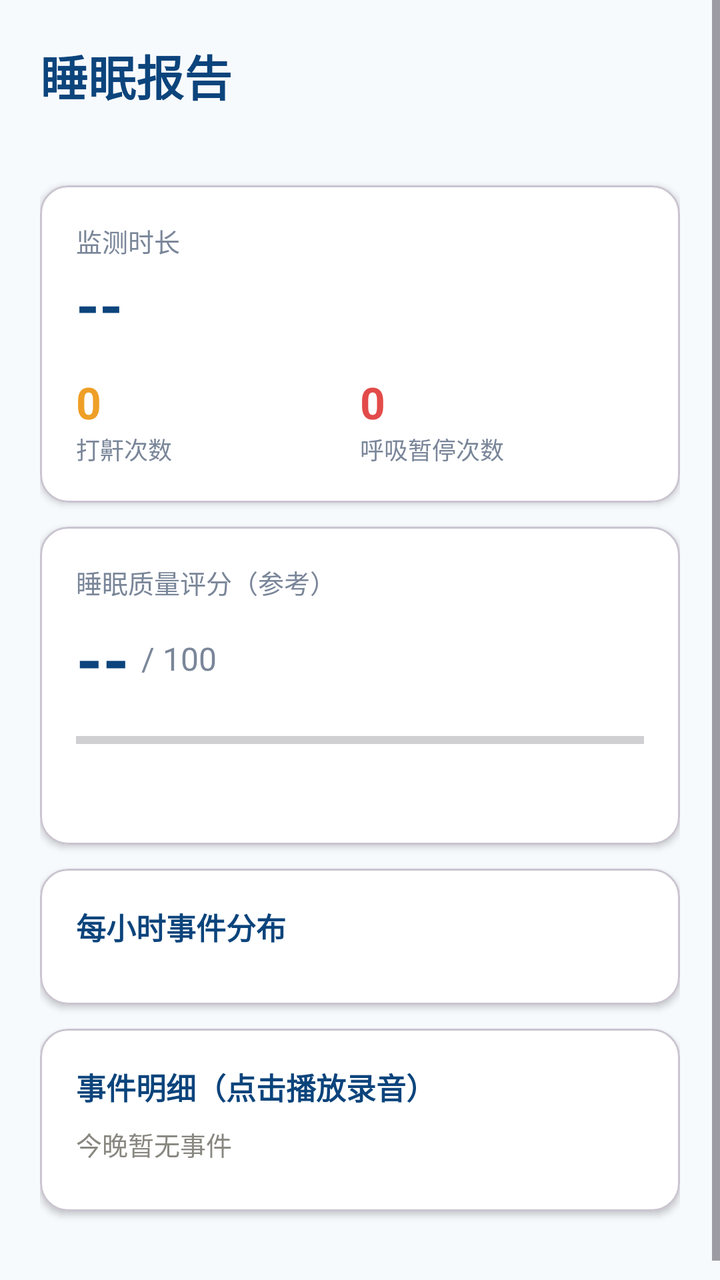
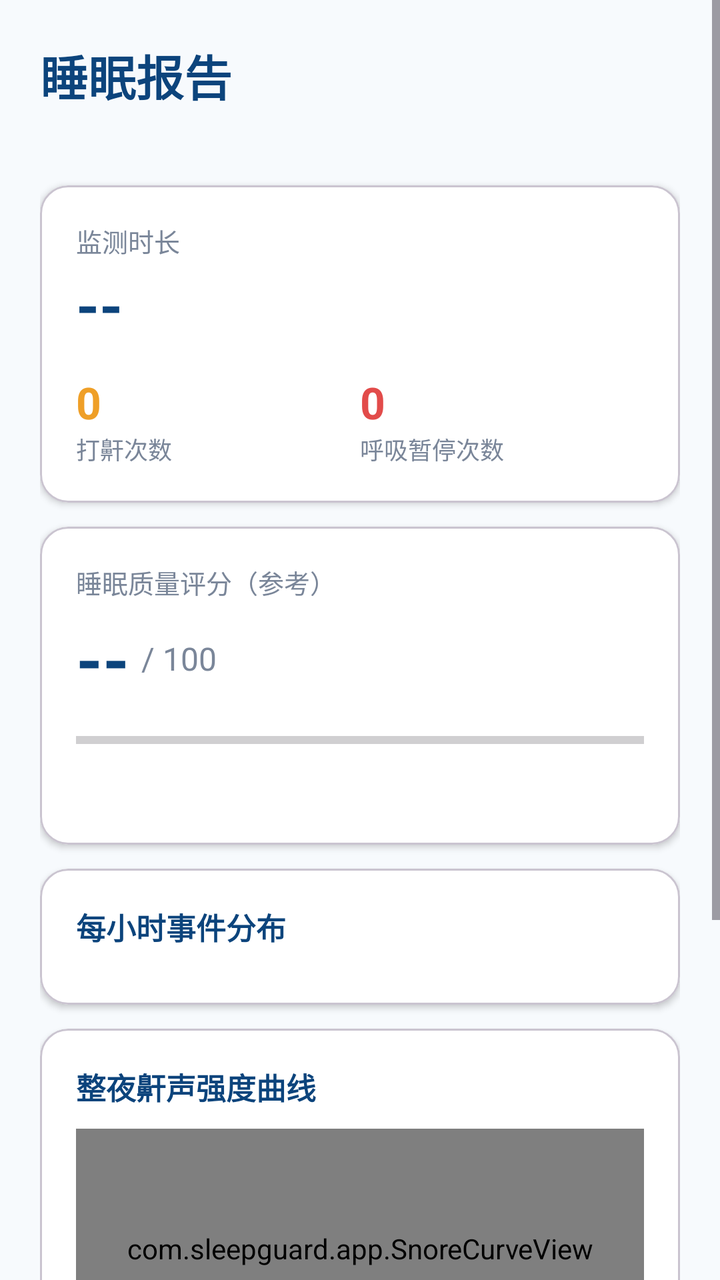

The first picture is an Android layout as it rendered before a commit; the second is the same layout after the commit. The layout source and the unified diff follow.
<!-- AndroidManifest.xml: application theme Theme.SleepGuard -->
<!-- res/layout/activity_report.xml -->
<?xml version="1.0" encoding="utf-8"?>
<ScrollView xmlns:android="http://schemas.android.com/apk/res/android"
    xmlns:app="http://schemas.android.com/apk/res-auto"
    android:layout_width="match_parent"
    android:layout_height="match_parent"
    android:background="#F7FAFD">

    <LinearLayout
        android:layout_width="match_parent"
        android:layout_height="wrap_content"
        android:orientation="vertical"
        android:padding="20dp">

        <TextView
            android:layout_width="wrap_content"
            android:layout_height="wrap_content"
            android:text="@string/report_title"
            android:textColor="#0C447C"
            android:textSize="24sp"
            android:textStyle="bold" />

        <TextView
            android:id="@+id/reportSubtitle"
            android:layout_width="wrap_content"
            android:layout_height="wrap_content"
            android:layout_marginTop="4dp"
            android:textColor="#7A8699"
            android:textSize="13sp" />

        <TextView
            android:id="@+id/reportNoData"
            android:layout_width="wrap_content"
            android:layout_height="wrap_content"
            android:layout_marginTop="40dp"
            android:text="@string/report_no_data"
            android:textColor="#888780"
            android:textSize="15sp"
            android:visibility="gone" />

        
        <com.google.android.material.card.MaterialCardView
            android:id="@+id/cardSummary"
            android:layout_width="match_parent"
            android:layout_height="wrap_content"
            android:layout_marginTop="16dp"
            app:cardBackgroundColor="#FFFFFF"
            app:cardCornerRadius="14dp"
            app:cardElevation="2dp"
            app:contentPadding="18dp">

            <LinearLayout
                android:layout_width="match_parent"
                android:layout_height="wrap_content"
                android:orientation="vertical">

                <TextView
                    android:layout_width="wrap_content"
                    android:layout_height="wrap_content"
                    android:text="@string/report_duration"
                    android:textColor="#7A8699"
                    android:textSize="13sp" />

                <TextView
                    android:id="@+id/durationText"
                    android:layout_width="wrap_content"
                    android:layout_height="wrap_content"
                    android:layout_marginTop="2dp"
                    android:text="--"
                    android:textColor="#0C447C"
                    android:textSize="30sp"
                    android:textStyle="bold" />

                <LinearLayout
                    android:layout_width="match_parent"
                    android:layout_height="wrap_content"
                    android:layout_marginTop="14dp"
                    android:orientation="horizontal">

                    <LinearLayout
                        android:layout_width="0dp"
                        android:layout_height="wrap_content"
                        android:layout_weight="1"
                        android:orientation="vertical">

                        <TextView
                            android:id="@+id/snoreCount"
                            android:layout_width="wrap_content"
                            android:layout_height="wrap_content"
                            android:text="0"
                            android:textColor="#EF9F27"
                            android:textSize="22sp"
                            android:textStyle="bold" />

                        <TextView
                            android:layout_width="wrap_content"
                            android:layout_height="wrap_content"
                            android:text="@string/report_snore"
                            android:textColor="#7A8699"
                            android:textSize="12sp" />
                    </LinearLayout>

                    <LinearLayout
                        android:layout_width="0dp"
                        android:layout_height="wrap_content"
                        android:layout_weight="1"
                        android:orientation="vertical">

                        <TextView
                            android:id="@+id/apneaCount"
                            android:layout_width="wrap_content"
                            android:layout_height="wrap_content"
                            android:text="0"
                            android:textColor="#E24B4A"
                            android:textSize="22sp"
                            android:textStyle="bold" />

                        <TextView
                            android:layout_width="wrap_content"
                            android:layout_height="wrap_content"
                            android:text="@string/report_apnea"
                            android:textColor="#7A8699"
                            android:textSize="12sp" />
                    </LinearLayout>
                </LinearLayout>
            </LinearLayout>
        </com.google.android.material.card.MaterialCardView>

        
        <com.google.android.material.card.MaterialCardView
            android:id="@+id/cardScore"
            android:layout_width="match_parent"
            android:layout_height="wrap_content"
            android:layout_marginTop="12dp"
            app:cardBackgroundColor="#FFFFFF"
            app:cardCornerRadius="14dp"
            app:cardElevation="2dp"
            app:contentPadding="18dp">

            <LinearLayout
                android:layout_width="match_parent"
                android:layout_height="wrap_content"
                android:orientation="vertical">

                <TextView
                    android:layout_width="wrap_content"
                    android:layout_height="wrap_content"
                    android:text="@string/report_score"
                    android:textColor="#7A8699"
                    android:textSize="13sp" />

                <LinearLayout
                    android:layout_width="match_parent"
                    android:layout_height="wrap_content"
                    android:layout_marginTop="6dp"
                    android:gravity="center_vertical"
                    android:orientation="horizontal">

                    <TextView
                        android:id="@+id/scoreText"
                        android:layout_width="wrap_content"
                        android:layout_height="wrap_content"
                        android:text="--"
                        android:textColor="#0C447C"
                        android:textSize="34sp"
                        android:textStyle="bold" />

                    <TextView
                        android:layout_width="wrap_content"
                        android:layout_height="wrap_content"
                        android:layout_marginStart="6dp"
                        android:text="/ 100"
                        android:textColor="#7A8699"
                        android:textSize="16sp" />

                    <TextView
                        android:id="@+id/scoreLabel"
                        android:layout_width="wrap_content"
                        android:layout_height="wrap_content"
                        android:layout_marginStart="12dp"
                        android:text=""
                        android:textColor="#0C447C"
                        android:textSize="15sp" />
                </LinearLayout>

                <ProgressBar
                    android:id="@+id/scoreBar"
                    style="?android:attr/progressBarStyleHorizontal"
                    android:layout_width="match_parent"
                    android:layout_height="wrap_content"
                    android:layout_marginTop="10dp"
                    android:max="100"
                    android:progress="0"
                    android:progressTint="#0C447C" />

                <TextView
                    android:id="@+id/snoreRateText"
                    android:layout_width="wrap_content"
                    android:layout_height="wrap_content"
                    android:layout_marginTop="10dp"
                    android:text=""
                    android:textColor="#7A8699"
                    android:textSize="12sp" />
            </LinearLayout>
        </com.google.android.material.card.MaterialCardView>

        
        <com.google.android.material.card.MaterialCardView
            android:id="@+id/cardHourly"
            android:layout_width="match_parent"
            android:layout_height="wrap_content"
            android:layout_marginTop="12dp"
            app:cardBackgroundColor="#FFFFFF"
            app:cardCornerRadius="14dp"
            app:cardElevation="2dp"
            app:contentPadding="18dp">

            <LinearLayout
                android:layout_width="match_parent"
                android:layout_height="wrap_content"
                android:orientation="vertical">

                <TextView
                    android:layout_width="wrap_content"
                    android:layout_height="wrap_content"
                    android:text="@string/report_hourly"
                    android:textColor="#0C447C"
                    android:textSize="15sp"
                    android:textStyle="bold" />

                <LinearLayout
                    android:id="@+id/hourlyContainer"
                    android:layout_width="match_parent"
                    android:layout_height="wrap_content"
                    android:layout_marginTop="10dp"
                    android:orientation="vertical" />
            </LinearLayout>
        </com.google.android.material.card.MaterialCardView>

        
        <com.google.android.material.card.MaterialCardView
            android:id="@+id/cardDetail"
            android:layout_width="match_parent"
            android:layout_height="wrap_content"
            android:layout_marginTop="12dp"
            android:layout_marginBottom="24dp"
            app:cardBackgroundColor="#FFFFFF"
            app:cardCornerRadius="14dp"
            app:cardElevation="2dp"
            app:contentPadding="18dp">

            <LinearLayout
                android:layout_width="match_parent"
                android:layout_height="wrap_content"
                android:orientation="vertical">

                <TextView
                    android:layout_width="wrap_content"
                    android:layout_height="wrap_content"
                    android:text="@string/report_detail"
                    android:textColor="#0C447C"
                    android:textSize="15sp"
                    android:textStyle="bold" />

                <TextView
                    android:id="@+id/detailEmpty"
                    android:layout_width="wrap_content"
                    android:layout_height="wrap_content"
                    android:layout_marginTop="8dp"
                    android:text="@string/no_events"
                    android:textColor="#888780"
                    android:textSize="13sp" />

                <androidx.recyclerview.widget.RecyclerView
                    android:id="@+id/reportEventList"
                    android:layout_width="match_parent"
                    android:layout_height="wrap_content"
                    android:layout_marginTop="6dp"
                    android:nestedScrollingEnabled="false" />
            </LinearLayout>
        </com.google.android.material.card.MaterialCardView>
    </LinearLayout>
</ScrollView>
<!-- resources referenced by this layout -->
<resources>
  <string name="no_events">今晚暂无事件</string>
  <string name="report_apnea">呼吸暂停次数</string>
  <string name="report_detail">事件明细（点击播放录音）</string>
  <string name="report_duration">监测时长</string>
  <string name="report_hourly">每小时事件分布</string>
  <string name="report_no_data">今晚还没有监测记录，点“开始睡觉”后明天来看报告～</string>
  <string name="report_score">睡眠质量评分（参考）</string>
  <string name="report_snore">打鼾次数</string>
  <string name="report_title">睡眠报告</string>
  <style name="Theme.SleepGuard" parent="Theme.Material3.DayNight.NoActionBar">
          <item name="colorPrimary">#185FA5</item>
          <item name="android:statusBarColor">#E6F1FB</item>
          <item name="android:windowLightStatusBar">true</item>
      </style>
</resources>

<!-- the commit's change to res/layout/activity_report.xml (unified diff, before → after) -->
@@ -238,6 +238,46 @@
 
         
         <com.google.android.material.card.MaterialCardView
+            android:id="@+id/cardCurve"
+            android:layout_width="match_parent"
+            android:layout_height="wrap_content"
+            android:layout_marginTop="12dp"
+            app:cardBackgroundColor="#FFFFFF"
+            app:cardCornerRadius="14dp"
+            app:cardElevation="2dp"
+            app:contentPadding="18dp">
+
+            <LinearLayout
+                android:layout_width="match_parent"
+                android:layout_height="wrap_content"
+                android:orientation="vertical">
+
+                <TextView
+                    android:layout_width="wrap_content"
+                    android:layout_height="wrap_content"
+                    android:text="整夜鼾声强度曲线"
+                    android:textColor="#0C447C"
+                    android:textSize="15sp"
+                    android:textStyle="bold" />
+
+                <com.sleepguard.app.SnoreCurveView
+                    android:id="@+id/snoreCurve"
+                    android:layout_width="match_parent"
+                    android:layout_height="120dp"
+                    android:layout_marginTop="10dp" />
+
+                <TextView
+                    android:layout_width="wrap_content"
+                    android:layout_height="wrap_content"
+                    android:layout_marginTop="6dp"
+                    android:text="横轴为入睡后的时间，纵轴为当段鼾声 / 呼吸暂停强度"
+                    android:textColor="#7A8699"
+                    android:textSize="12sp" />
+            </LinearLayout>
+        </com.google.android.material.card.MaterialCardView>
+
+        
+        <com.google.android.material.card.MaterialCardView
             android:id="@+id/cardDetail"
             android:layout_width="match_parent"
             android:layout_height="wrap_content"
